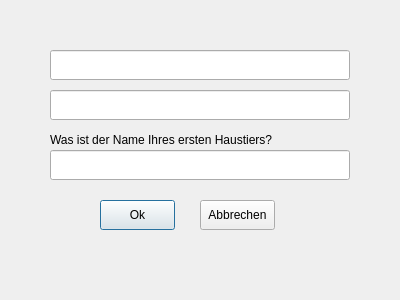
First picture: the form in securityquestiondialog.ui, repository as070700/Noteapp, before the edit.
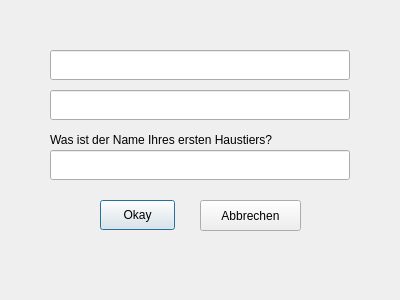
Second picture: the form after the edit. Icons and pictures are not drawn.

The edit to the form file:
```diff
--- a/securityquestiondialog.ui
+++ b/securityquestiondialog.ui
@@ -72,7 +72,10 @@
     </rect>
    </property>
    <property name="text">
-    <string>Ok</string>
+    <string>Okay</string>
+   </property>
+   <property name="icon">
+    <iconset theme="QIcon::ThemeIcon::SyncSynchronizing"/>
    </property>
   </widget>
   <widget class="QPushButton" name="cancelButton_securityquestiondialog">
@@ -80,8 +83,8 @@
     <rect>
      <x>200</x>
      <y>200</y>
-     <width>75</width>
-     <height>30</height>
+     <width>101</width>
+     <height>31</height>
     </rect>
    </property>
    <property name="text">
```
Left out of the diff: 3 changed lines with no effect on the pictures.
